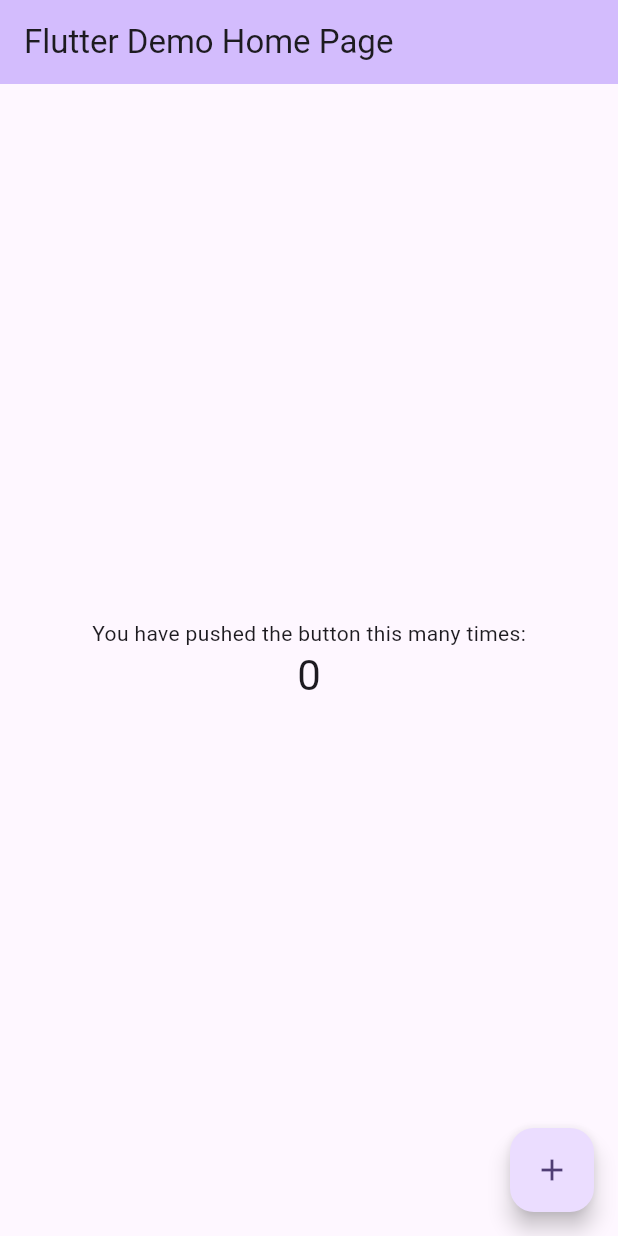
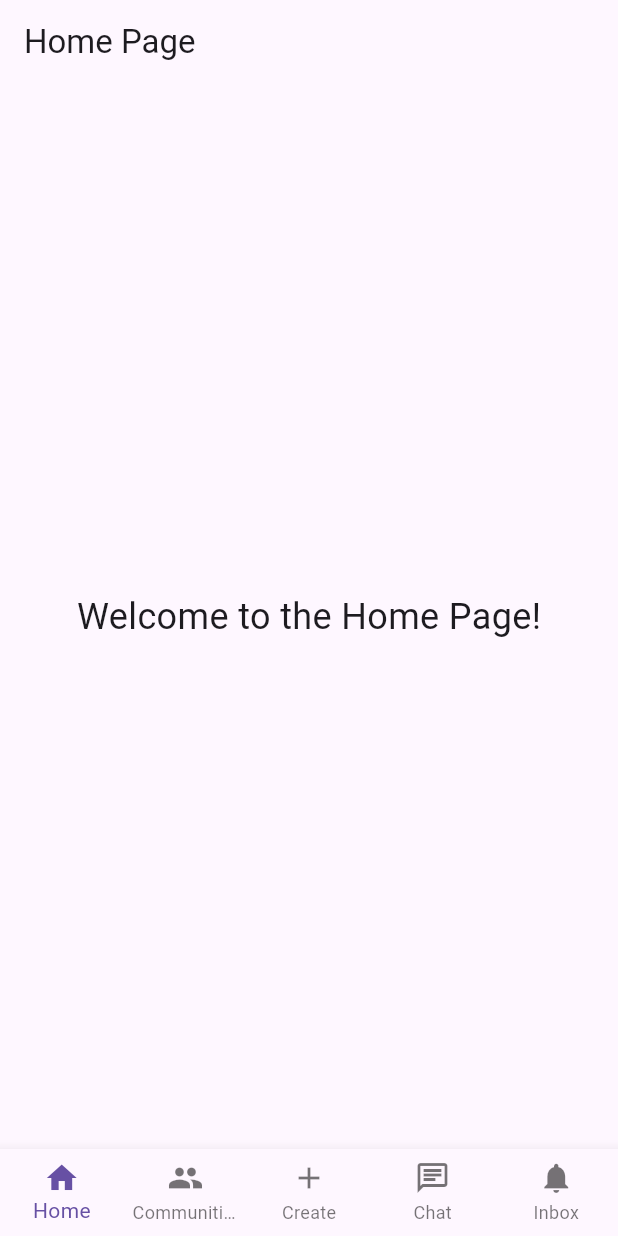
Before and after one commit to SS-Ltd/cReddit-CrossPlatform, a Flutter app: the screen it shows after launch, on a phone screen of 412 x 824 dp. Run offline on Flutter 3.47's test engine with Material 3 defaults, Android fonts, the phone set to English and light mode, and no system bars; our stand-ins replace logger.

Commit message:
Create Navigation bar & 2 demo pages for testing

```diff
--- /dev/null
+++ b/lib/custom_navigation_bar.dart
@@ -0,0 +1,50 @@
+import 'package:flutter/material.dart';
+import 'package:reddit_clone/home_page.dart';
+import 'package:reddit_clone/inbox_page.dart';
+
+class CustomNavigationBar extends StatefulWidget {
+  const CustomNavigationBar({Key? key}) : super(key: key);
+
+  @override
+  State<CustomNavigationBar> createState() => _CustomNavigationBarState();
+}
+
+class _CustomNavigationBarState extends State<CustomNavigationBar> {
+
+  int _currentIndex = 0;
+
+  final List<Widget> _pages = [
+    HomePage(),
+    InboxPage(),
+
+    // CommunitiesPage(),
+    // CreatePage(),
+    // ChatPage(),
+  ];
+
+  @override
+  Widget build(BuildContext context) {
+    return Scaffold(
+      body: _pages[_currentIndex],
+      bottomNavigationBar: BottomNavigationBar(
+        type: BottomNavigationBarType.fixed,
+        currentIndex: _currentIndex,
+        onTap: (int index) {
+          setState(() {
+            _currentIndex = index;
+          });
+        },
+        items: const <BottomNavigationBarItem>[
+          BottomNavigationBarItem(icon: Icon(Icons.home), label: 'Home'),
+          BottomNavigationBarItem(
+              icon: Icon(Icons.group), label: 'Communities'),
+          BottomNavigationBarItem(icon: Icon(Icons.add), label: 'Create'),
+          BottomNavigationBarItem(
+              icon: Icon(Icons.chat_outlined), label: 'Chat'),
+          BottomNavigationBarItem(
+              icon: Icon(Icons.notifications), label: 'Inbox'),
+        ],
+      ),
+    );
+  }
+}
--- /dev/null
+++ b/lib/home_page.dart
@@ -0,0 +1,18 @@
+import 'package:flutter/material.dart';
+
+class HomePage extends StatelessWidget {
+  @override
+  Widget build(BuildContext context) {
+    return Scaffold(
+      appBar: AppBar(
+        title: Text('Home Page'),
+      ),
+      body: Center(
+        child: Text(
+          'Welcome to the Home Page!',
+          style: TextStyle(fontSize: 24),
+        ),
+      ),
+    );
+  }
+}
--- /dev/null
+++ b/lib/inbox_page.dart
@@ -0,0 +1,15 @@
+import 'package:flutter/material.dart';
+
+class InboxPage extends StatelessWidget {
+  @override
+  Widget build(BuildContext context) {
+    return Scaffold(
+      appBar: AppBar(
+        title: Text('Inbox'),
+      ),
+      body: Center(
+        child: Text('Welcome to your inbox!'),
+      ),
+    );
+  }
+}
--- a/lib/main.dart
+++ b/lib/main.dart
@@ -1,5 +1,6 @@
 import 'package:flutter/material.dart';
 import 'package:reddit_clone/constants/logger.dart';
+import 'package:reddit_clone/custom_navigation_bar.dart';
 
 void main() {
   runApp(const MyApp());
@@ -12,116 +13,9 @@ class MyApp extends StatelessWidget {
   @override
   Widget build(BuildContext context) {
     Logger.getLogger().d('MyApp build');
-    return MaterialApp(
+    return const MaterialApp(
       title: 'Flutter Demo',
-      theme: ThemeData(
-        // This is the theme of your application.
-        //
-        // TRY THIS: Try running your application with "flutter run". You'll see
-        // the application has a purple toolbar. Then, without quitting the app,
-        // try changing the seedColor in the colorScheme below to Colors.green
-        // and then invoke "hot reload" (save your changes or press the "hot
-        // reload" button in a Flutter-supported IDE, or press "r" if you used
-        // the command line to start the app).
-        //
-        // Notice that the counter didn't reset back to zero; the application
-        // state is not lost during the reload. To reset the state, use hot
-        // restart instead.
-        //
-        // This works for code too, not just values: Most code changes can be
-        // tested with just a hot reload.
-        colorScheme: ColorScheme.fromSeed(seedColor: Colors.deepPurple),
-        useMaterial3: true,
-      ),
-      home: const MyHomePage(title: 'Flutter Demo Home Page'),
+      home: CustomNavigationBar()
     );
   }
 }
-
-class MyHomePage extends StatefulWidget {
-  const MyHomePage({super.key, required this.title});
-
-  // This widget is the home page of your application. It is stateful, meaning
-  // that it has a State object (defined below) that contains fields that affect
-  // how it looks.
-
-  // This class is the configuration for the state. It holds the values (in this
-  // case the title) provided by the parent (in this case the App widget) and
-  // used by the build method of the State. Fields in a Widget subclass are
-  // always marked "final".
-
-  final String title;
-
-  @override
-  State<MyHomePage> createState() => _MyHomePageState();
-}
-
-class _MyHomePageState extends State<MyHomePage> {
-  int _counter = 0;
-
-  void _incrementCounter() {
-    setState(() {
-      // This call to setState tells the Flutter framework that something has
-      // changed in this State, which causes it to rerun the build method below
-      // so that the display can reflect the updated values. If we changed
-      // _counter without calling setState(), then the build method would not be
-      // called again, and so nothing would appear to happen.
-      _counter++;
-    });
-  }
-
-  @override
-  Widget build(BuildContext context) {
-    // This method is rerun every time setState is called, for instance as done
-    // by the _incrementCounter method above.
-    //
-    // The Flutter framework has been optimized to make rerunning build methods
-    // fast, so that you can just rebuild anything that needs updating rather
-    // than having to individually change instances of widgets.
-    return Scaffold(
-      appBar: AppBar(
-        // TRY THIS: Try changing the color here to a specific color (to
-        // Colors.amber, perhaps?) and trigger a hot reload to see the AppBar
-        // change color while the other colors stay the same.
-        backgroundColor: Theme.of(context).colorScheme.inversePrimary,
-        // Here we take the value from the MyHomePage object that was created by
-        // the App.build method, and use it to set our appbar title.
-        title: Text(widget.title),
-      ),
-      body: Center(
-        // Center is a layout widget. It takes a single child and positions it
-        // in the middle of the parent.
-        child: Column(
-          // Column is also a layout widget. It takes a list of children and
-          // arranges them vertically. By default, it sizes itself to fit its
-          // children horizontally, and tries to be as tall as its parent.
-          //
-          // Column has various properties to control how it sizes itself and
-          // how it positions its children. Here we use mainAxisAlignment to
-          // center the children vertically; the main axis here is the vertical
-          // axis because Columns are vertical (the cross axis would be
-          // horizontal).
-          //
-          // TRY THIS: Invoke "debug painting" (choose the "Toggle Debug Paint"
-          // action in the IDE, or press "p" in the console), to see the
-          // wireframe for each widget.
-          mainAxisAlignment: MainAxisAlignment.center,
-          children: <Widget>[
-            const Text(
-              'You have pushed the button this many times:',
-            ),
-            Text(
-              '$_counter',
-              style: Theme.of(context).textTheme.headlineMedium,
-            ),
-          ],
-        ),
-      ),
-      floatingActionButton: FloatingActionButton(
-        onPressed: _incrementCounter,
-        tooltip: 'Increment',
-        child: const Icon(Icons.add),
-      ), // This trailing comma makes auto-formatting nicer for build methods.
-    );
-  }
-}
```
